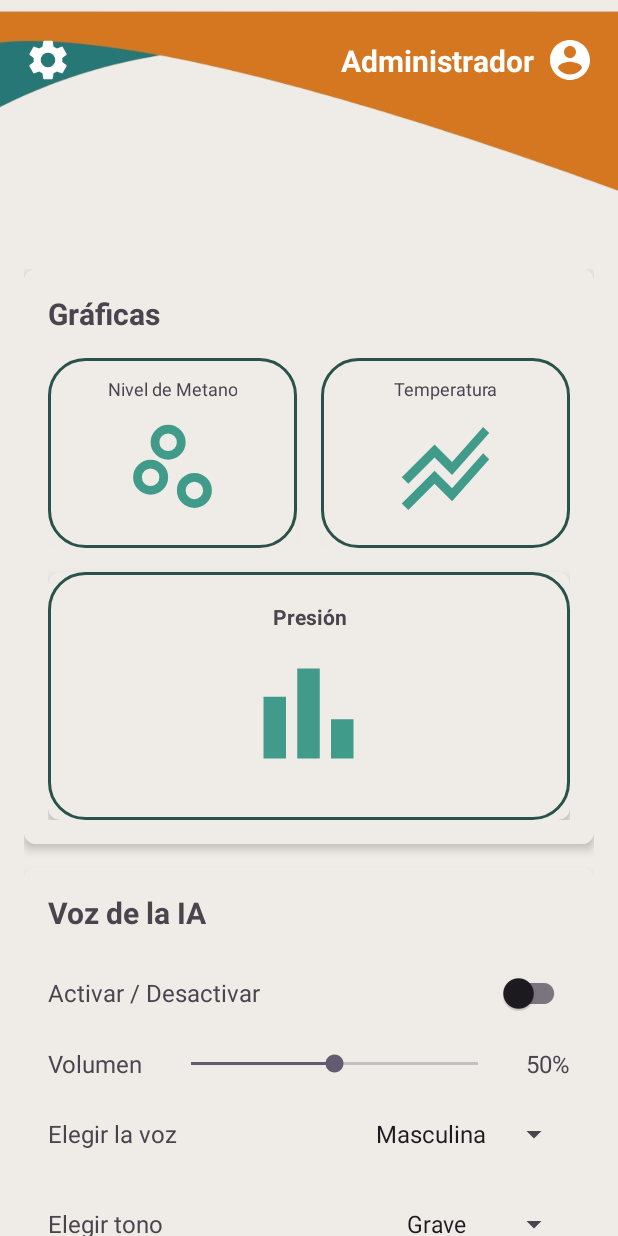
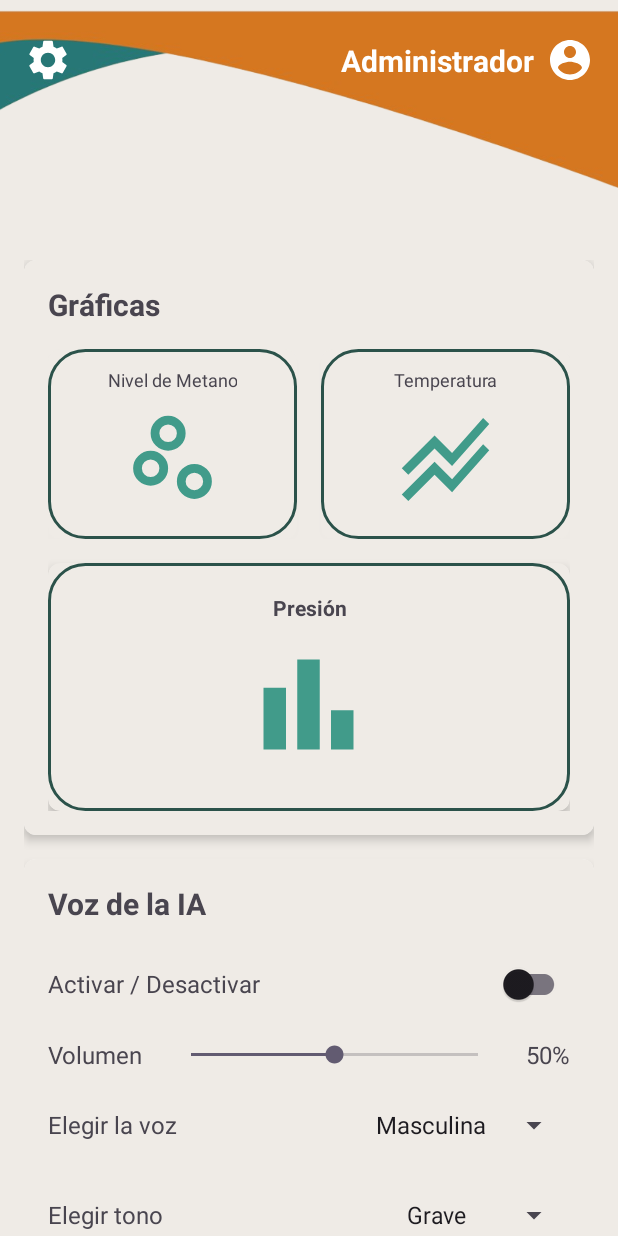
Before and after one commit to Aurimar-Mr/MonitoreoAppSENA, an Android app: the AdminDashboardActivity screen opened directly, with no data from a screen before it, on a phone screen of 412 x 824 dp. Run offline under Robolectric (Android 15) with nearby library versions, the phone set to English and light mode, and no system bars.

Commit message:
to do res´ponsive a good pratice the ui

```diff
--- a/app/build.gradle.kts
+++ b/app/build.gradle.kts
@@ -5,7 +5,7 @@ plugins {
 
 android {
     namespace = "com.sena.monitoreo"
-    compileSdk = 36
+    compileSdk = 35
 
     defaultConfig {
         applicationId = "com.sena.monitoreo"
--- a/app/src/main/res/layout/activity_admin_dashboard.xml
+++ b/app/src/main/res/layout/activity_admin_dashboard.xml
@@ -1,40 +1,35 @@
 <?xml version="1.0" encoding="utf-8"?>
-<androidx.drawerlayout.widget.DrawerLayout
+<androidx.constraintlayout.widget.ConstraintLayout
     xmlns:android="http://schemas.android.com/apk/res/android"
     xmlns:app="http://schemas.android.com/apk/res-auto"
     xmlns:tools="http://schemas.android.com/tools"
-    android:id="@+id/drawer_layout"
-    android:layout_width="match_parent"
-    android:layout_height="match_parent"
-    android:fitsSystemWindows="true"
-    tools:openDrawer="start">
-
-    <androidx.constraintlayout.widget.ConstraintLayout
     android:id="@+id/main"
     android:layout_width="match_parent"
     android:layout_height="match_parent"
     android:background="@color/fondo_principal_beige"
-        tools:context=".ui.admin.AdministradorActivity">
-
+    tools:context=".ui.admin.AdminDashboardActivity">
+    <!-- proporción estilo “banner”. 3:1 -->
     <ImageView
         android:id="@+id/header_background_image"
         android:layout_width="0dp"
-            android:layout_height="143dp"
-            android:layout_marginTop="4dp"
+        android:layout_height="0dp"
+        android:layout_marginTop="@dimen/spacing_xxs"
         android:contentDescription="@string/desc_header_background"
         android:scaleType="centerCrop"
         android:src="@drawable/img_header_screen_main"
+        app:layout_constraintDimensionRatio="3:1"
         app:layout_constraintEnd_toEndOf="parent"
         app:layout_constraintStart_toStartOf="parent"
         app:layout_constraintTop_toTopOf="parent"
         tools:ignore="ImageContrastCheck" />
 
+
     <ImageView
         android:id="@+id/settings_icon"
-            android:layout_width="32dp"
-            android:layout_height="32dp"
-            android:layout_marginStart="16dp"
-            android:layout_marginTop="24dp"
+        android:layout_width="@dimen/icon_size_l"
+        android:layout_height="@dimen/icon_size_l"
+        android:layout_marginStart="@dimen/spacing_s"
+        android:layout_marginTop="@dimen/spacing_m"
         android:contentDescription="@string/desc_icon_settings"
         android:src="@drawable/ic_settings_white"
         app:layout_constraintStart_toStartOf="parent"
@@ -42,10 +37,10 @@
 
     <ImageView
         android:id="@+id/user_icon"
-            android:layout_width="32dp"
-            android:layout_height="32dp"
-            android:layout_marginTop="24dp"
-            android:layout_marginEnd="16dp"
+        android:layout_width="@dimen/icon_size_l"
+        android:layout_height="@dimen/icon_size_l"
+        android:layout_marginTop="@dimen/spacing_m"
+        android:layout_marginEnd="@dimen/spacing_s"
         android:contentDescription="@string/desc_icon_user"
         android:src="@drawable/ic_user_white"
         app:layout_constraintEnd_toEndOf="parent"
@@ -55,10 +50,10 @@
         android:id="@+id/user_title"
         android:layout_width="wrap_content"
         android:layout_height="wrap_content"
-            android:layout_marginEnd="8dp"
+        android:layout_marginEnd="@dimen/spacing_xs"
         android:text="@string/admin_title"
         android:textColor="@color/white"
-            android:textSize="20sp"
+        android:textSize="@dimen/text_size_l"
         android:textStyle="bold"
         app:layout_constraintBottom_toBottomOf="@+id/user_icon"
         app:layout_constraintEnd_toStartOf="@+id/user_icon"
@@ -68,49 +63,49 @@
         android:id="@+id/nested_scroll_view"
         android:layout_width="0dp"
         android:layout_height="0dp"
-            android:layout_marginTop="16dp"
+        android:layout_marginTop="@dimen/spacing_s"
         app:layout_constraintBottom_toBottomOf="parent"
         app:layout_constraintEnd_toEndOf="parent"
         app:layout_constraintStart_toStartOf="parent"
         app:layout_constraintTop_toBottomOf="@id/header_background_image">
 
+        <!-- Cambio de LinearLayout a ConstraintLayout para mejor performance -->
         <androidx.constraintlayout.widget.ConstraintLayout
             android:layout_width="match_parent"
             android:layout_height="wrap_content"
-                android:padding="16dp">
+            android:padding="@dimen/spacing_s">
 
             <include
-                    android:id="@+id/include_graficas_admin"
+                android:id="@+id/graficas_admin_section"
                 layout="@layout/include_graficas_admin"
                 android:layout_width="0dp"
                 android:layout_height="wrap_content"
-                    app:layout_constraintEnd_toEndOf="parent"
+                app:layout_constraintTop_toTopOf="parent"
                 app:layout_constraintStart_toStartOf="parent"
-                    app:layout_constraintTop_toTopOf="parent" />
+                app:layout_constraintEnd_toEndOf="parent" />
 
             <include
-                    android:id="@+id/include_ia_admin"
+                android:id="@+id/ia_admin_section"
                 layout="@layout/include_ia_admin"
                 android:layout_width="0dp"
                 android:layout_height="wrap_content"
-                    android:layout_marginTop="16dp"
-                    app:layout_constraintEnd_toEndOf="parent"
+                android:layout_marginTop="@dimen/spacing_s"
+                app:layout_constraintTop_toBottomOf="@id/graficas_admin_section"
                 app:layout_constraintStart_toStartOf="parent"
-                    app:layout_constraintTop_toBottomOf="@id/include_graficas_admin" />
+                app:layout_constraintEnd_toEndOf="parent" />
 
             <include
-                    android:id="@+id/include_user_admin"
+                android:id="@+id/user_admin_section"
                 layout="@layout/include_user_admin"
                 android:layout_width="0dp"
                 android:layout_height="wrap_content"
-                    android:layout_marginTop="16dp"
-                    app:layout_constraintEnd_toEndOf="parent"
+                android:layout_marginTop="@dimen/spacing_s"
+                app:layout_constraintTop_toBottomOf="@id/ia_admin_section"
                 app:layout_constraintStart_toStartOf="parent"
-                    app:layout_constraintTop_toBottomOf="@id/include_ia_admin" />
+                app:layout_constraintEnd_toEndOf="parent" />
 
         </androidx.constraintlayout.widget.ConstraintLayout>
 
     </androidx.core.widget.NestedScrollView>
 
 </androidx.constraintlayout.widget.ConstraintLayout>
-</androidx.drawerlayout.widget.DrawerLayout>
--- a/app/src/main/res/values/strings.xml
+++ b/app/src/main/res/values/strings.xml
@@ -75,4 +75,5 @@
     <string name="lecturas_en_tiempo_real">Lecturas en tiempo real</string>
     <string name="estado_del_sensor_de_temperatura">Estado del sensor de temperatura</string>
     <string name="estado_del_sensor_de_presi_n">Estado del sensor de presión</string>
+    <string name="alerta_icon_desc">Imagen de Alerta</string>
 </resources>
```
Also changed, not shown: app/src/main/res/layout/activity_alerts.xml (+36 -29 lines), app/src/main/res/layout/activity_forgot_password.xml (+64 -65 lines), app/src/main/res/layout/activity_home_admin.xml (+26 -22 lines), app/src/main/res/layout/activity_home_user.xml (+26 -22 lines), app/src/main/res/layout/activity_login.xml (+52 -42 lines), app/src/main/res/values/colors.xml (+13 -0 lines), app/src/main/res/values/dimens.xml (+102 -25 lines). Lines whose indentation alone changed are shown as unchanged.
